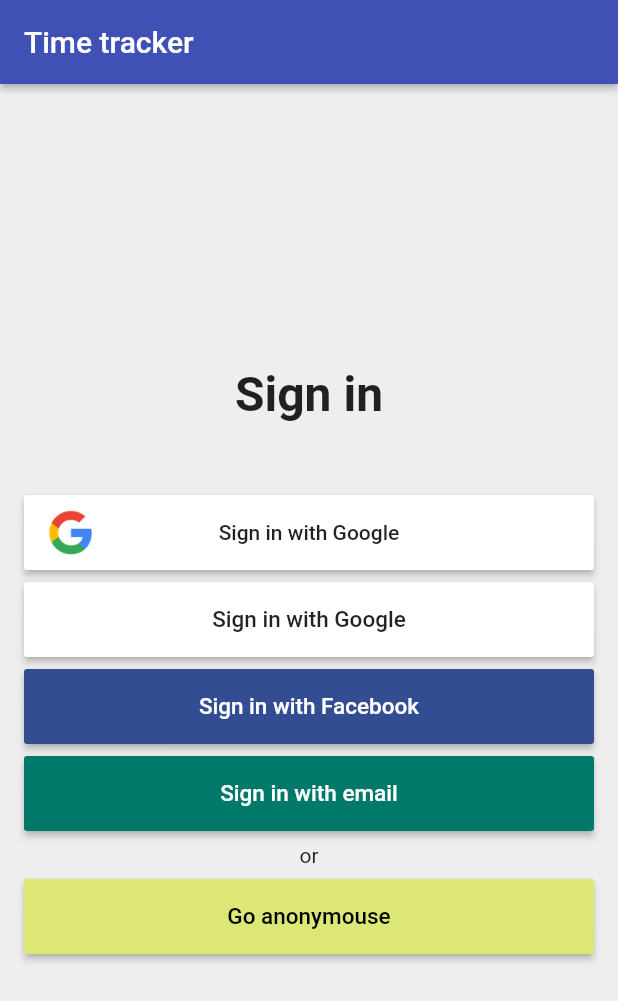
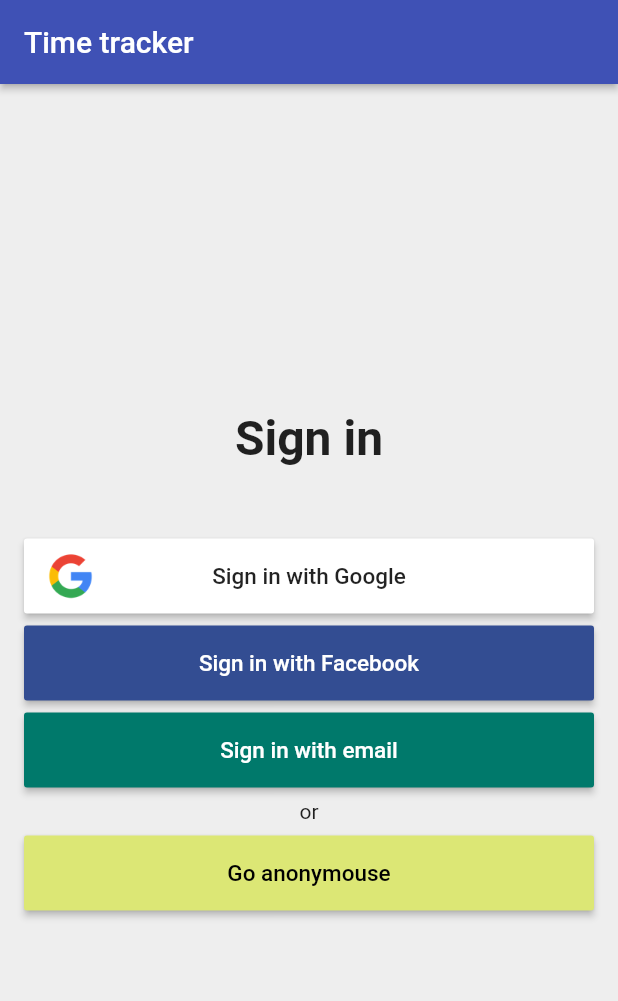
Before and after one commit to amutylo/time_tracker_flutter_app, a Flutter app: the screen it shows after launch, on a phone screen of 412 x 824 dp. Shown: the top 1001 px of the screen. Run offline on Flutter 3.47's test engine with Material 2 defaults, Android fonts, the phone set to English and light mode, and no system bars.

Commit message:
added new widget social sign in button

```diff
--- a/lib/app/sign_in/sign_in_page.dart
+++ b/lib/app/sign_in/sign_in_page.dart
@@ -1,5 +1,6 @@
 import 'package:flutter/material.dart';
 import 'package:time_tracker_flutter_app/app/sign_in/sign_in_button.dart';
+import 'package:time_tracker_flutter_app/app/sign_in/social_sign_in_button.dart';
 import 'package:time_tracker_flutter_app/common_widgets/custom_raised_button.dart';
 
 class SignInPage extends StatelessWidget {
@@ -32,23 +33,8 @@ class SignInPage extends StatelessWidget {
               )
               ),
             SizedBox(height: 48.0),
-            CustomRaisedButton(
-              child: Row(
-                mainAxisAlignment: MainAxisAlignment.spaceBetween,
-                children: <Widget>[
-                  Image.asset('images/google-logo.png'),
-                  Text('Sign in with Google'),
-                  Opacity(
-                    opacity: 0,
-                    child: Image.asset('images/google-logo.png'),
-                  ),
-                ]
-              ),
-              color: Colors.white,
-              onPressed: () {},
-            ),
-            SizedBox(height: 8.0),
-            SignInButton(
+            SocialSignInButton(
+              assetName: 'images/google-logo.png',
               text: 'Sign in with Google',
               textColor: Colors.black87,
               color: Colors.white,
--- /dev/null
+++ b/lib/app/sign_in/social_sign_in_button.dart
@@ -0,0 +1,29 @@
+import 'package:flutter/material.dart';
+import 'package:time_tracker_flutter_app/common_widgets/custom_raised_button.dart';
+
+class SocialSignInButton extends CustomRaisedButton{
+  SocialSignInButton({
+    String assetName,
+    String text,
+    Color color,
+    Color textColor,
+    VoidCallback onPressed,
+  }) : super (
+    child: Row(
+      mainAxisAlignment: MainAxisAlignment.spaceBetween,
+      children: <Widget>[
+        Image.asset(assetName),
+        Text(
+          text,
+          style: TextStyle(color: textColor, fontSize: 15.0)
+        ),
+        Opacity(
+          opacity: 0,
+          child: Image.asset(assetName),
+        ),
+      ]
+    ),
+    color: color,
+    onPressed: onPressed,
+  );
+}
```
